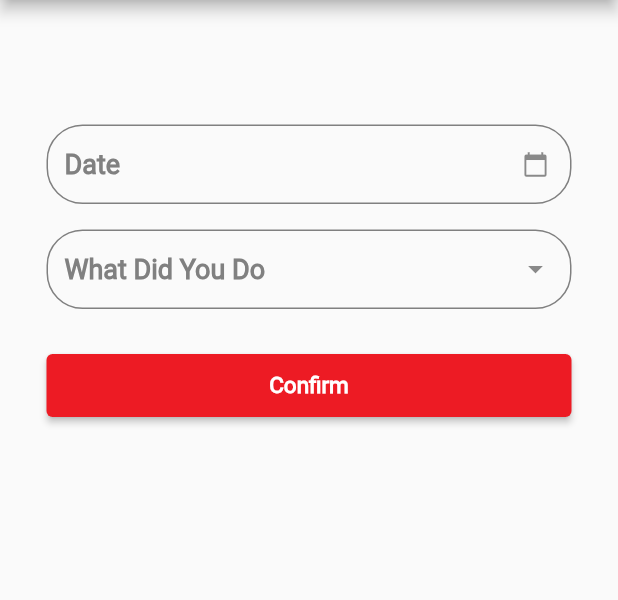
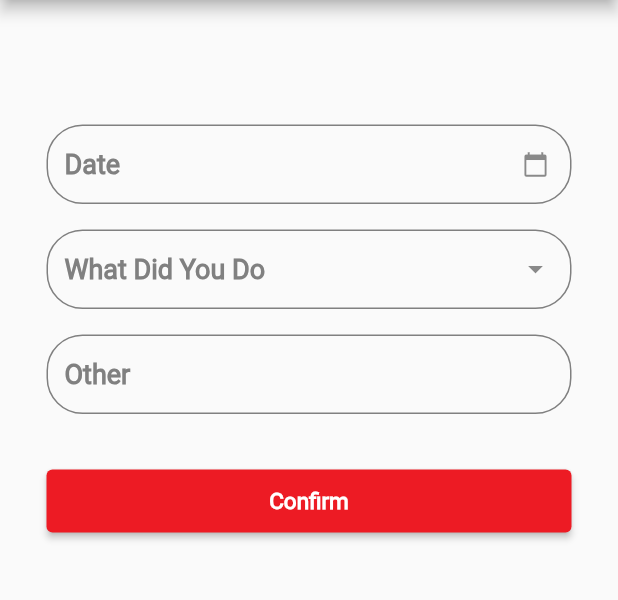
Before and after one commit to aliabdelnaby/clutch-2, a Flutter app: the LastMaintenanceView screen opened by its route, on a phone screen of 412 x 824 dp, the part 84-684 px from its top. Run offline on Flutter 3.47's test engine with Material 2 defaults, Android fonts, the light colour scheme and no system bars; drawn by our look-alikes of dropdown_search; our stand-ins replace firebase_auth, firebase_core, flutter_bloc, flutter_svg, fluttertoast, font_awesome_flutter and 6 more; accounts and stored records are empty.

Commit message:
finish WhatDidYouDo UI and list Multiselection

```diff
--- a/lib/core/utils/app_strings.dart
+++ b/lib/core/utils/app_strings.dart
@@ -45,5 +45,6 @@ abstract class AppStrings {
       lastMaintenanceAppBar = "Last Maintenance",
       date = "Date",
       whatDidYouDo = "What Did You Do",
-      confirm = "Confirm";
+      confirm = "Confirm",
+      other = "Other";
 }
--- a/lib/features/add_car/views/last_maintenance_view.dart
+++ b/lib/features/add_car/views/last_maintenance_view.dart
@@ -1,9 +1,9 @@
 import 'package:clutch/core/utils/app_colors.dart';
 import 'package:clutch/core/widgets/custom_btn.dart';
+import 'package:clutch/features/add_car/widgets/custom_text_form_field.dart';
 import 'package:clutch/features/add_car/widgets/date_text_field.dart';
-import 'package:clutch/features/add_car/widgets/dropdown_search_widget.dart';
+import 'package:clutch/features/add_car/widgets/dropdown_multi_selectiom_widget.dart';
 import 'package:clutch/features/add_car/widgets/lists/what_did_u_do_list.dart';
-
 import '../../../core/functions/navigation.dart';
 import '../../../core/utils/app_assets.dart';
 import '../../../core/utils/app_strings.dart';
@@ -53,13 +53,15 @@ class LastMaintenanceView extends StatelessWidget {
             const SliverToBoxAdapter(child: SizedBox(height: 83)),
             const SliverToBoxAdapter(child: DatePickerTextField()),
             SliverToBoxAdapter(
-              child: DropDownSearchWidget(
-                listItem: lastMaintenanceOptions,
+              child: DropDownMultiSelection(
+                listItem: lastMaintenanceList,
                 hintText: AppStrings.whatDidYouDo,
-                selectedItem: AppStrings.whatDidYouDo,
               ),
             ),
-            const SliverToBoxAdapter(child: SizedBox(height: 30)),
+            const SliverToBoxAdapter(child: SizedBox(height: 17)),
+            const SliverToBoxAdapter(
+                child: CustomTextFormField(hintText: AppStrings.other)),
+            const SliverToBoxAdapter(child: SizedBox(height: 20)),
             SliverToBoxAdapter(
               child: CustomBtn(
                 onPressed: () {},
@@ -67,7 +69,8 @@ class LastMaintenanceView extends StatelessWidget {
                 height: 42,
                 width: 217,
                 backgroundColor: AppColors.primaryColor,
-            )),
+              ),
+            ),
           ],
         ),
       ),
--- /dev/null
+++ b/lib/features/add_car/widgets/dropdown_multi_selectiom_widget.dart
@@ -0,0 +1,60 @@
+import 'package:clutch/core/utils/app_colors.dart';
+import 'package:clutch/core/utils/app_text_style.dart';
+import 'package:dropdown_search/dropdown_search.dart';
+import 'package:flutter/material.dart';
+
+class DropDownMultiSelection extends StatelessWidget {
+  const DropDownMultiSelection({
+    super.key,
+    required this.listItem,
+    required this.hintText,
+  });
+
+  final List<String> listItem;
+  final String hintText;
+
+  @override
+  Widget build(BuildContext context) {
+    return DropdownSearch<String>.multiSelection(
+      popupProps: PopupPropsMultiSelection.dialog(
+        showSelectedItems: true,
+        showSearchBox: true,
+        searchFieldProps: TextFieldProps(
+          decoration: InputDecoration(
+            hintText: 'Search ..',
+            enabledBorder: getBorderStyle(),
+            focusedBorder: getBorderStyle(),
+          ),
+        ),
+      ),
+      items: listItem,
+      dropdownDecoratorProps: DropDownDecoratorProps(
+        dropdownSearchDecoration: InputDecoration(
+          hintText: hintText,
+          hintStyle: CustomTextStyle.roboto700style18,
+          isDense: true,
+          enabledBorder: getBorderStyle(),
+          focusedBorder: getBorderStyle(),
+        ),
+      ),
+      onChanged: (val) {
+        print(val);
+      },
+      validator: (value) {
+        if (value!.isEmpty) {
+          return "Required field";
+        }
+        return null;
+      },
+    );
+  }
+}
+
+OutlineInputBorder getBorderStyle() {
+  return OutlineInputBorder(
+    borderRadius: BorderRadius.circular(24),
+    borderSide: BorderSide(
+      color: AppColors.addYouCarGrey,
+    ),
+  );
+}
--- a/lib/features/add_car/widgets/lists/what_did_u_do_list.dart
+++ b/lib/features/add_car/widgets/lists/what_did_u_do_list.dart
@@ -1,4 +1,4 @@
-List<String> lastMaintenanceOptions = [
+List<String> lastMaintenanceList = [
   'Oil change',
   'Air filter replacement',
   'Spark plug replacement',
@@ -24,5 +24,6 @@ List<String> lastMaintenanceOptions = [
   'Radiator flush',
   'Wiper blade replacement',
   'Headlight bulb replacement',
+  'Other',
   // Add more options
 ];
```
Lines whose indentation alone changed are shown as unchanged.
